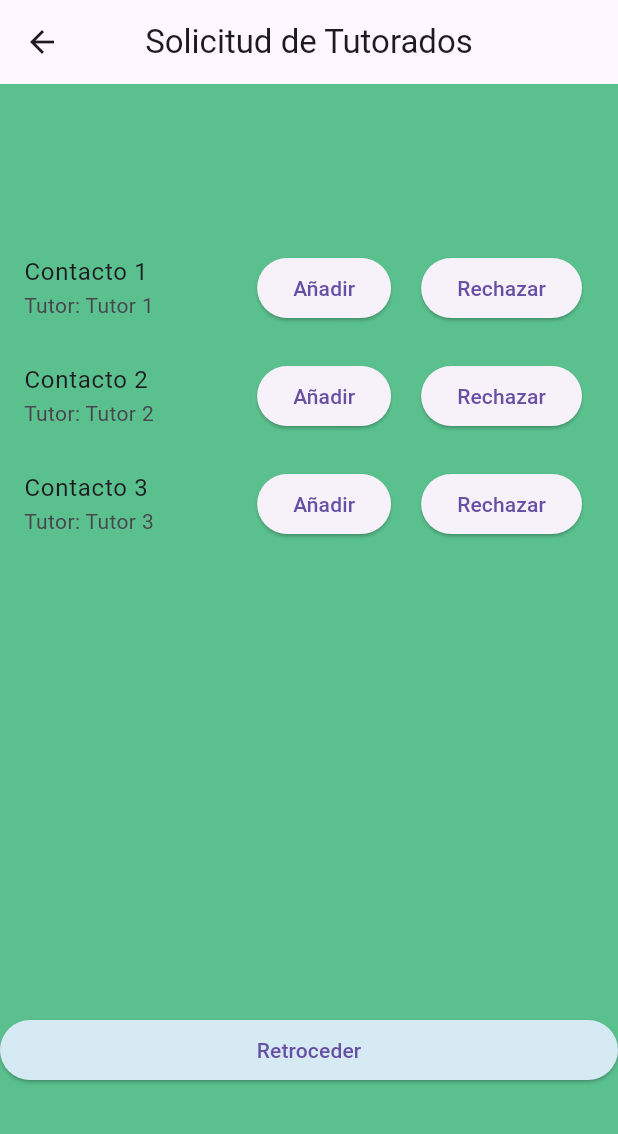
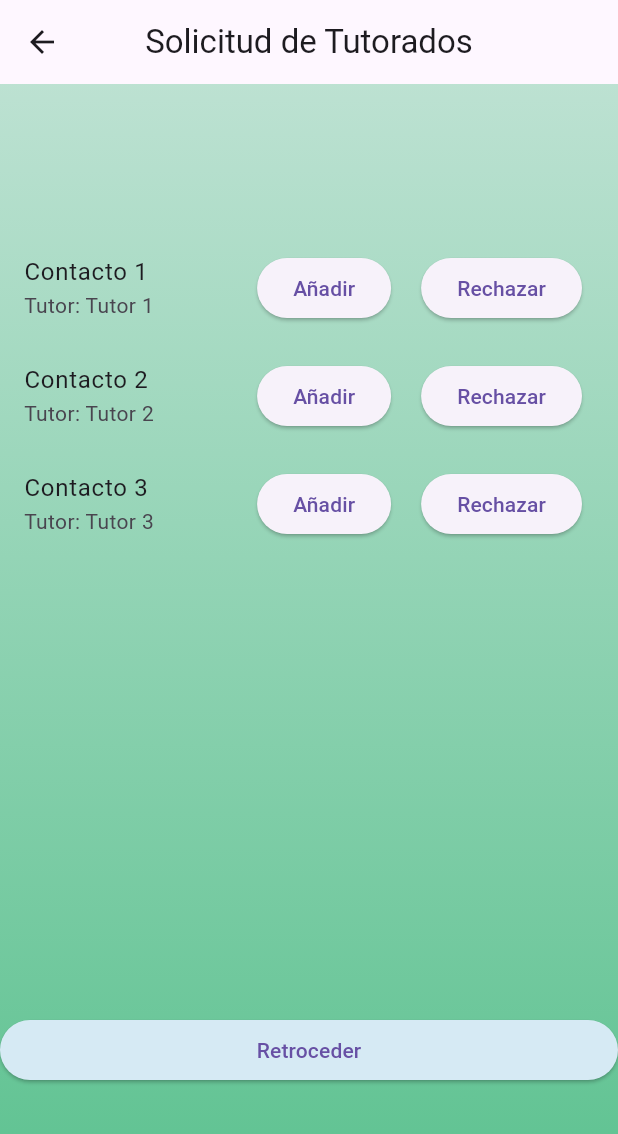
Before and after one commit to Dafaild25/ProyectoSexto, a Flutter app: the Tutorados screen opened directly, on a phone screen of 412 x 824 dp. Shown: the top 1134 px of the screen. Run offline on Flutter 3.47's test engine with Material 3 defaults, Android fonts, the phone set to English and light mode, and no system bars.

Commit message:
Actualizado2

```diff
--- a/lib/tutorados.dart
+++ b/lib/tutorados.dart
@@ -27,8 +27,22 @@ class _TutoradosState extends State<Tutorados> {
       body: Stack(
         children: <Widget>[
           Container(
-            color: Color(0xff5ac18e),
-            child: Padding(
+            height: double.infinity,
+            width: double.infinity,
+            decoration: BoxDecoration(
+              gradient: LinearGradient(
+                begin: Alignment.topCenter,
+                end: Alignment.bottomCenter,
+                colors: [
+                  Color(0x665ac18e),
+                  Color(0x995ac18e),
+                  Color(0xcc5ac18e),
+                  Color(0xff5ac18e),
+                ],
+              ),
+            ),
+          ),
+          Padding(
             padding: EdgeInsets.symmetric(vertical: 100),
             child: Column(
               crossAxisAlignment: CrossAxisAlignment.stretch,
@@ -79,7 +93,9 @@ class _TutoradosState extends State<Tutorados> {
                       child: Column(
                         crossAxisAlignment: CrossAxisAlignment.start,
                         children: [
-                            Text('Información del Tutor', style: TextStyle(fontSize: 16.0, fontWeight: FontWeight.bold)),
+                          Text('Información del Tutor',
+                              style: TextStyle(
+                                  fontSize: 16.0, fontWeight: FontWeight.bold)),
                           SizedBox(height: 8),
                           Text('Nombre: ${selectedContact!.tutor}'),
                           SizedBox(height: 8),
@@ -104,7 +120,6 @@ class _TutoradosState extends State<Tutorados> {
                   ),
                 ),
               ],
-              ),
             ),
           ),
         ],
```
Lines whose indentation alone changed are shown as unchanged.
